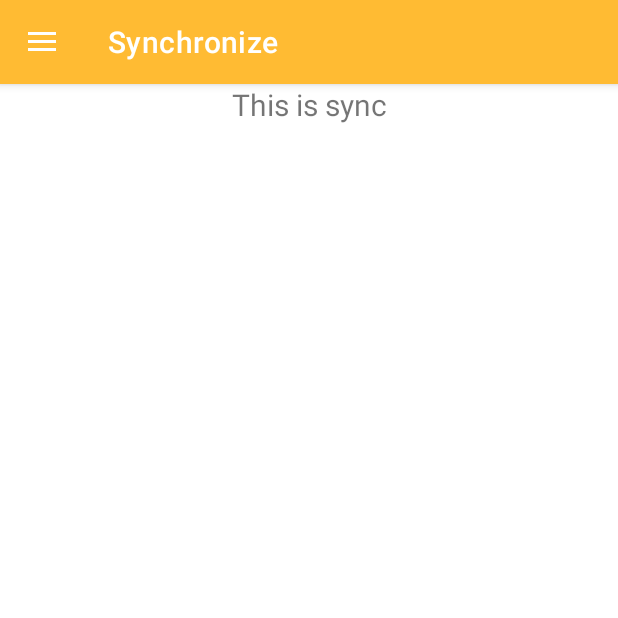
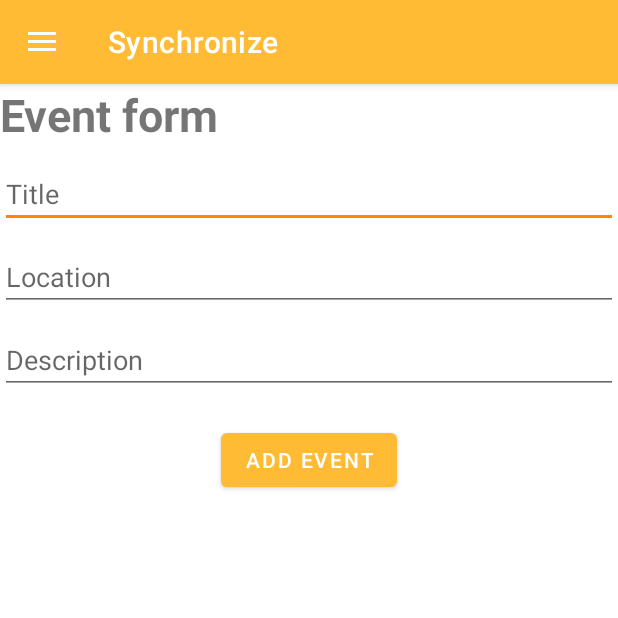
Before and after one commit to Michael-Vio/DailyReader, an Android app: the screen it shows after launch once a user with an empty profile is signed in (HomeActivity), in the side drawer, after a tap on "Sync to Calendar", on a phone screen of 412 x 824 dp, the top half of it. Run offline under Robolectric (Android 15) with nearby library versions, the phone set to English and light mode, and no system bars; our stand-ins replace Firebase (no records; nobody signed in at launch, a user with empty details on screens opened directly), navigation-ui; 7 statements that could not run were skipped.

Commit message:
finish sync Calendar function and fix some map function -- zhou

```diff
--- a/app/build.gradle
+++ b/app/build.gradle
@@ -79,4 +79,5 @@ dependencies {
 
 
     implementation ('com.mapbox.maps:android:10.4.0'){ exclude group: 'group_name', module: 'module_name' }
+    implementation 'com.mapbox.mapboxsdk:mapbox-android-plugin-markerview-v9:0.4.0'
 }
--- a/app/src/main/java/com/example/dailyreader/fragment/SyncFragment.java
+++ b/app/src/main/java/com/example/dailyreader/fragment/SyncFragment.java
@@ -1,19 +1,28 @@
 package com.example.dailyreader.fragment;
 
 
+import android.content.Intent;
 import android.os.Bundle;
+import android.provider.CalendarContract;
 import android.view.LayoutInflater;
 import android.view.View;
 import android.view.ViewGroup;
+import android.widget.Button;
+import android.widget.EditText;
+import android.widget.Toast;
 
 import androidx.fragment.app.Fragment;
 
+import com.example.dailyreader.R;
 import com.example.dailyreader.databinding.SyncFragmentBinding;
 
 
 public class SyncFragment extends Fragment {
     private SyncFragmentBinding syncBinding;
-
+    EditText title;
+    EditText location;
+    EditText description;
+    Button addEvent;
 
     public SyncFragment () {}
 
@@ -22,6 +31,51 @@ public class SyncFragment extends Fragment {
                              Bundle savedInstanceState) {
         syncBinding = SyncFragmentBinding.inflate(inflater, container, false);
         View view = syncBinding.getRoot();
+
+        title = view.findViewById(R.id.etTitle);
+        location = view.findViewById(R.id.etLocaton);
+        description = view.findViewById(R.id.etDescription);
+        addEvent = view.findViewById(R.id.btnAdd);
+
+        syncBinding.btnAdd.setOnClickListener(new View.OnClickListener() {
+            @Override
+            public void onClick(View v) {
+//                Add some checking Inside the addEvent button's onClickListener to ensure that the title,
+//            location, and description edittexts are not empty. Otherwise, show an error Toast message.
+
+                if (!title.getText().toString().isEmpty() && !location.getText().toString().isEmpty() && !description
+                        .getText().toString().isEmpty()) {
+
+//                    Initialize the Android calendar Intent.
+                    Intent intent = new Intent(Intent.ACTION_INSERT);
+                    intent.setData(CalendarContract.Events.CONTENT_URI);
+
+//                    Pass the title, location, and description values inside the intent using PutExtra.
+                    intent.putExtra(CalendarContract.Events.TITLE, title.getText().toString());
+                    intent.putExtra(CalendarContract.Events.EVENT_LOCATION, location.getText().toString());
+                    intent.putExtra(CalendarContract.Events.DESCRIPTION, description.getText().toString());
+
+//                    Set the event type so that it will be able available all day without start and end time.
+                    intent.putExtra(CalendarContract.Events.ALL_DAY, true);
+
+//                    Include some emails of guests that you want them to be part of this event.
+                    intent.putExtra(Intent.EXTRA_EMAIL, "test@yahoo.com, test2@yahoo.com, test3@yahoo.com");
+
+//                    do checking to ensure that there is an application that can handle this type of action.
+//                            Otherwise, show an error Toast Message.
+                    if (intent.resolveActivity(getActivity().getPackageManager()) != null) {
+                        startActivity(intent);
+                    }else {
+                        Toast.makeText(getActivity(), "There is no app that support this action", Toast.LENGTH_SHORT).show();
+                    }
+
+                }else{
+                    Toast.makeText(getActivity(), "Please fill all the fields",
+                            Toast.LENGTH_SHORT).show();
+                }
+            }
+        });
+
         return view;
     }
     @Override
--- a/app/src/main/res/layout/sync_fragment.xml
+++ b/app/src/main/res/layout/sync_fragment.xml
@@ -1,12 +1,66 @@
 <?xml version="1.0" encoding="utf-8"?>
-<LinearLayout xmlns:android="http://schemas.android.com/apk/res/android"
+<androidx.constraintlayout.widget.ConstraintLayout
+    xmlns:android="http://schemas.android.com/apk/res/android"
+    xmlns:app="http://schemas.android.com/apk/res-auto"
+    xmlns:tools="http://schemas.android.com/tools"
     android:layout_width="match_parent"
     android:layout_height="match_parent">
+
     <TextView
-        android:id="@+id/sync"
+        android:id="@+id/textView"
         android:layout_width="match_parent"
         android:layout_height="wrap_content"
-        android:textSize="20sp"
-        android:text="This is sync"
-        android:gravity="center_horizontal"/>
-</LinearLayout>
+        android:text="Event form"
+        android:textSize="30sp"
+        android:textStyle="bold"
+        app:layout_constraintEnd_toEndOf="parent"
+        app:layout_constraintStart_toStartOf="parent"
+        app:layout_constraintTop_toTopOf="parent"/>
+
+    <EditText
+        android:id="@+id/etTitle"
+        android:layout_width="match_parent"
+        android:layout_height="wrap_content"
+        android:layout_marginTop="10dp"
+        android:ems="10"
+        android:hint="Title"
+        android:inputType="text"
+        app:layout_constraintEnd_toEndOf="parent"
+        app:layout_constraintStart_toStartOf="parent"
+        app:layout_constraintTop_toBottomOf="@+id/textView" />
+
+    <EditText
+        android:id="@+id/etLocaton"
+        android:layout_width="match_parent"
+        android:layout_height="wrap_content"
+        android:layout_marginTop="10dp"
+        android:ems="10"
+        android:hint="Location"
+        android:inputType="text"
+        app:layout_constraintEnd_toEndOf="parent"
+        app:layout_constraintStart_toStartOf="parent"
+        app:layout_constraintTop_toBottomOf="@+id/etTitle" />
+
+    <EditText
+        android:id="@+id/etDescription"
+        android:layout_width="match_parent"
+        android:layout_height="wrap_content"
+        android:layout_marginTop="10dp"
+        android:ems="10"
+        android:hint="Description"
+        android:inputType="text"
+        app:layout_constraintEnd_toEndOf="parent"
+        app:layout_constraintStart_toStartOf="parent"
+        app:layout_constraintTop_toBottomOf="@+id/etLocaton" />
+
+    <Button
+        android:id="@+id/btnAdd"
+        android:layout_width="wrap_content"
+        android:layout_height="wrap_content"
+        android:layout_marginTop="20dp"
+        android:text="Add Event"
+        app:layout_constraintEnd_toEndOf="parent"
+        app:layout_constraintStart_toStartOf="parent"
+        app:layout_constraintTop_toBottomOf="@+id/etDescription" />
+
+</androidx.constraintlayout.widget.ConstraintLayout>
```
Also changed, not shown: app/src/main/java/com/example/dailyreader/MapActivity.java (+15 -3 lines), app/src/main/java/com/example/dailyreader/fragment/MapFragment.java (deleted, +0 -45 lines), app/src/main/res/layout/activity_map.xml (deleted, +0 -9 lines).
